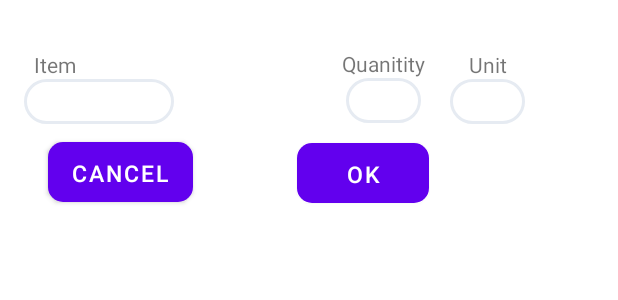
After one commit to Porsugu/Fridge_Focus, an Android app: the layout ingredients_amouunt_adjustment_dialog.xml on its own in the app's theme, with its tools: preview values and no code run, on a phone screen of 412 x 824 dp. The commit adds this screen. Shown: the top 300 px of the screen. Run offline under Robolectric (Android 15) with nearby library versions, the phone set to English and light mode, and no system bars.

Commit message:
there are errors in it

```diff
--- a/app/src/main/java/com/example/fridgefocus/ui/home/HomeFragment.kt
+++ b/app/src/main/java/com/example/fridgefocus/ui/home/HomeFragment.kt
@@ -92,14 +92,7 @@ class HomeFragment : Fragment() {
 
         // Camera button
         dialogView.findViewById<ImageButton>(R.id.btnCamera).setOnClickListener {
-            // Handle camera action
-            // Check for camera permission
-//            if (ContextCompat.checkSelfPermission(requireContext(), Manifest.permission.CAMERA) == PackageManager.PERMISSION_GRANTED) {
-//                openCamera()
-//            } else {
-//                // Request permission
-//                ActivityCompat.requestPermissions(requireActivity(), arrayOf(Manifest.permission.CAMERA), CAMERA_REQUEST_CODE)
-//            }
+
             dialog.dismiss() // Optional: close the dialog when opening camera
         }
 
@@ -109,74 +102,11 @@ class HomeFragment : Fragment() {
 
     }
 
-//    private fun openCamera() {
-//        // Create an Intent to capture the photo
-//        val takePictureIntent = Intent(MediaStore.ACTION_IMAGE_CAPTURE)
-//
-//        // Check if the device has a camera app available
-//        if (takePictureIntent.resolveActivity(requireContext().packageManager) != null) {
-//            // Create a temporary file to store the photo
-//            val photoFile: File = createImageFile()
-//
-//            // Get URI for the file
-//            photoUri = FileProvider.getUriForFile(requireContext(), "${requireContext().packageName}.fileprovider", photoFile)
-//
-//            // Set the URI to the Intent
-//            takePictureIntent.putExtra(MediaStore.EXTRA_OUTPUT, photoUri)
-//
-//            // Start the camera activity
-//            startActivityForResult(takePictureIntent, CAMERA_REQUEST_CODE)
-//        }
-//    }
-//
-//    // File to store the image
-//    private lateinit var currentPhotoPath: String
-//    private val REQUEST_IMAGE_CAPTURE = 1
-//
-//    private fun createImageFile(): File {
-//        val timestamp = SimpleDateFormat("yyyyMMdd_HHmmss", Locale.getDefault()).format(Date())
-//        val storageDir = requireContext().getExternalFilesDir(Environment.DIRECTORY_PICTURES)
-//        return File.createTempFile("JPEG_${timestamp}_", ".jpg", storageDir)
-//    }
-//
-//    override fun onActivityResult(requestCode: Int, resultCode: Int, data: Intent?) {
-//        super.onActivityResult(requestCode, resultCode, data)
-//        if (requestCode == CAMERA_REQUEST_CODE && resultCode == Activity.RESULT_OK) {
-//            // The photo is saved at photoUri
-//            photoUri?.let { uri ->
-//                // You can now send the photo to the API
-////                sendPhotoToApi(uri)
-//            }
-//        }
-//    }
+    //this is the edit dialog for adding items
+    private fun showAddDialog(){
 
-//    private fun sendPhotoToApi(uri: Uri) {
-//        // Send the captured image to an API
-//        val file = File(uri.path!!)
-//        val requestBody = file.asRequestBody("image/jpeg".toMediaTypeOrNull())
-//
-//        val multipartBody = MultipartBody.Part.createFormData("photo", file.name, requestBody)
-//
-//        val apiService = ApiClient.createService(ApiService::class.java)
-//        val call = apiService.uploadPhoto(multipartBody)
-//
-//        call.enqueue(object : Callback<ApiResponse> {
-//            override fun onResponse(call: Call<ApiResponse>, response: Response<ApiResponse>) {
-//                if (response.isSuccessful) {
-//                    // Handle success
-//                    Toast.makeText(requireContext(), "Photo uploaded!", Toast.LENGTH_SHORT).show()
-//                } else {
-//                    // Handle failure
-//                    Toast.makeText(requireContext(), "Upload failed", Toast.LENGTH_SHORT).show()
-//                }
-//            }
-//
-//            override fun onFailure(call: Call<ApiResponse>, t: Throwable) {
-//                // Handle error
-//                Toast.makeText(requireContext(), "Error: ${t.message}", Toast.LENGTH_SHORT).show()
-//            }
-//        })
-//    }
+    }
+
 
     override fun onDestroyView() {
         super.onDestroyView()
--- /dev/null
+++ b/app/src/main/res/layout/ingredients_amouunt_adjustment_dialog.xml
@@ -0,0 +1,140 @@
+<?xml version="1.0" encoding="utf-8"?>
+<androidx.constraintlayout.widget.ConstraintLayout xmlns:android="http://schemas.android.com/apk/res/android"
+    xmlns:app="http://schemas.android.com/apk/res-auto"
+    xmlns:tools="http://schemas.android.com/tools"
+    android:layout_width="370dp"
+    android:layout_height="150dp">
+
+    <androidx.constraintlayout.widget.ConstraintLayout
+        android:id="@+id/constraintLayout2"
+        android:layout_width="wrap_content"
+        android:layout_height="wrap_content"
+        android:layout_marginStart="16dp"
+        android:gravity="fill_vertical"
+        android:orientation="vertical"
+        app:layout_constraintBottom_toBottomOf="parent"
+        app:layout_constraintStart_toStartOf="parent"
+        app:layout_constraintTop_toTopOf="parent"
+        app:layout_constraintVertical_bias="0.301">
+
+        <TextView
+            android:id="@+id/textView"
+            android:layout_width="wrap_content"
+            android:layout_height="wrap_content"
+            android:layout_marginTop="4dp"
+            android:text="Item"
+            app:layout_constraintEnd_toEndOf="parent"
+            app:layout_constraintHorizontal_bias="0.097"
+            app:layout_constraintStart_toStartOf="parent"
+            app:layout_constraintTop_toTopOf="parent" />
+
+        <EditText
+            android:id="@+id/ingredient_edit_name"
+            android:layout_width="100dp"
+            android:layout_height="30dp"
+            android:background="@drawable/ingredients_searchbar"
+            app:layout_constraintBottom_toBottomOf="parent"
+            app:layout_constraintStart_toStartOf="parent"
+            app:layout_constraintTop_toBottomOf="@+id/textView" />
+    </androidx.constraintlayout.widget.ConstraintLayout>
+
+    <androidx.constraintlayout.widget.ConstraintLayout
+        android:id="@+id/constraintLayout3"
+        android:layout_width="wrap_content"
+        android:layout_height="wrap_content"
+        android:layout_marginStart="112dp"
+        app:layout_constraintBottom_toBottomOf="parent"
+        app:layout_constraintStart_toEndOf="@+id/constraintLayout2"
+        app:layout_constraintTop_toTopOf="parent"
+        app:layout_constraintVertical_bias="0.271">
+
+        <TextView
+            android:id="@+id/textView3"
+            android:layout_width="wrap_content"
+            android:layout_height="wrap_content"
+            android:text="Quanitity"
+            app:layout_constraintBottom_toBottomOf="parent"
+            app:layout_constraintStart_toStartOf="parent"
+            app:layout_constraintTop_toTopOf="parent"
+            app:layout_constraintVertical_bias="0.19" />
+
+        <EditText
+            android:id="@+id/ingredient_edit_quanitity"
+            android:layout_width="50dp"
+            android:layout_height="30dp"
+            android:background="@drawable/ingredients_searchbar"
+            app:layout_constraintBottom_toBottomOf="parent"
+            app:layout_constraintEnd_toEndOf="parent"
+            app:layout_constraintStart_toStartOf="parent"
+            app:layout_constraintTop_toBottomOf="@+id/textView3" />
+
+
+    </androidx.constraintlayout.widget.ConstraintLayout>
+
+
+    <androidx.constraintlayout.widget.ConstraintLayout
+        android:id="@+id/constraintLayout4"
+        android:layout_width="wrap_content"
+        android:layout_height="wrap_content"
+        android:layout_marginEnd="4dp"
+        app:layout_constraintBottom_toBottomOf="parent"
+        app:layout_constraintEnd_toEndOf="parent"
+        app:layout_constraintStart_toEndOf="@+id/constraintLayout3"
+        app:layout_constraintTop_toTopOf="parent"
+        app:layout_constraintVertical_bias="0.282">
+
+        <TextView
+            android:id="@+id/textView4"
+            android:layout_width="wrap_content"
+            android:layout_height="wrap_content"
+            android:text="Unit"
+            app:layout_constraintBottom_toBottomOf="parent"
+            app:layout_constraintEnd_toEndOf="parent"
+            app:layout_constraintStart_toStartOf="parent"
+            app:layout_constraintTop_toTopOf="parent"
+            app:layout_constraintVertical_bias="0.19" />
+
+        <EditText
+            android:id="@+id/ingredient_edit_unit"
+            android:layout_width="50dp"
+            android:layout_height="30dp"
+            android:background="@drawable/ingredients_searchbar"
+            app:layout_constraintBottom_toBottomOf="parent"
+            app:layout_constraintEnd_toEndOf="parent"
+            app:layout_constraintStart_toStartOf="parent"
+            app:layout_constraintTop_toBottomOf="@+id/textView4" />
+
+
+    </androidx.constraintlayout.widget.ConstraintLayout>
+
+    <Button
+        android:id="@+id/ingredients_okay_btn"
+        android:text="OK"
+        android:textSize="15dp"
+        android:layout_width="wrap_content"
+        android:layout_height="40dp"
+        android:layout_marginEnd="84dp"
+        android:background="@drawable/ingredients_button_shape"
+        app:layout_constraintBottom_toBottomOf="parent"
+        app:layout_constraintEnd_toEndOf="parent"
+        app:layout_constraintTop_toTopOf="parent"
+        app:layout_constraintVertical_bias="0.866" />
+
+    <Button
+        android:id="@+id/ingredients_cancel_btn"
+        android:layout_width="wrap_content"
+        android:layout_height="40dp"
+        android:layout_marginStart="16dp"
+        android:background="@drawable/ingredients_button_shape"
+        android:backgroundTint="@color/white"
+        android:text="Cancel"
+        android:textSize="15dp"
+        app:layout_constraintBottom_toBottomOf="parent"
+        app:layout_constraintEnd_toStartOf="@+id/ingredients_okay_btn"
+        app:layout_constraintHorizontal_bias="0.186"
+        app:layout_constraintStart_toStartOf="parent"
+        app:layout_constraintTop_toTopOf="parent"
+        app:layout_constraintVertical_bias="0.863" />
+
+
+</androidx.constraintlayout.widget.ConstraintLayout>
```
